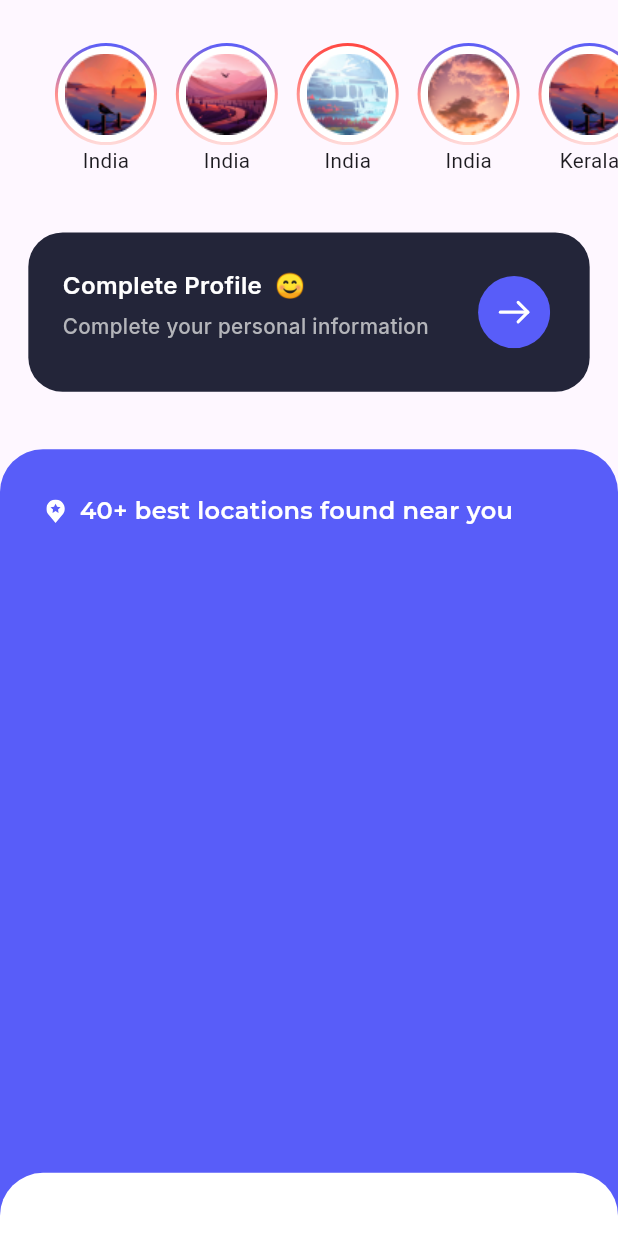
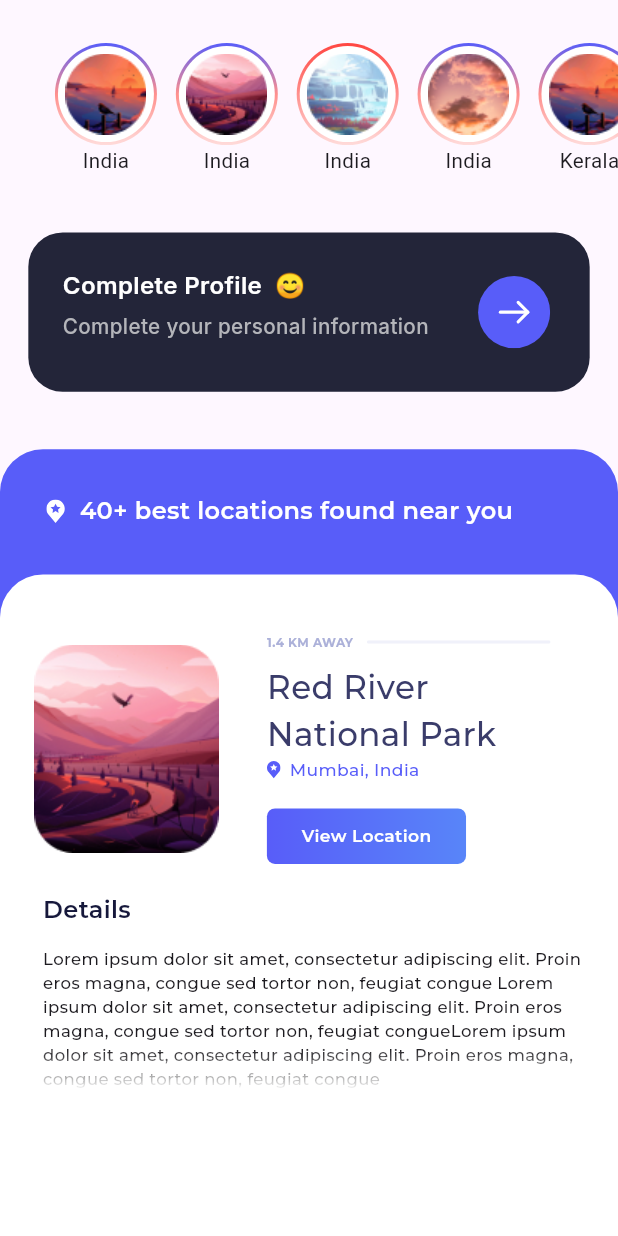
Before and after one commit to peter-godwin/Ui-_Tasks, a Flutter app: the Profile screen opened directly, scrolled down 90 dp, on a phone screen of 412 x 824 dp. Run offline on Flutter 3.47's test engine with Material 3 defaults, Android fonts, the light colour scheme and no system bars; our stand-ins replace bloc, flutter_bloc, flutter_screenutil, flutter_svg, go_router, google_fonts and 2 more.

Commit message:
flutter UI tasks

```diff
--- a/lib/lets_travel/pages/profile_page/profile.dart
+++ b/lib/lets_travel/pages/profile_page/profile.dart
@@ -317,7 +317,7 @@ class Profile extends StatelessWidget {
                     ),
                     Spacer(),
                     Container(
-                      height: 36.h,
+                      height: 370.h,
                       width: double.infinity,
                       decoration: BoxDecoration(
                         color: const Color(0xFFFFFFFF),
--- a/lib/shoe_app/shoeview/product_details.dart
+++ b/lib/shoe_app/shoeview/product_details.dart
@@ -240,8 +240,7 @@ class ProductDetails extends StatelessWidget {
                             ],
                           ),
                           SizedBox(height: 28.h),
-                          Expanded(
-                            child: Container(
+                          Container(
                             height: 61.h,
                             width: double.infinity,
                             decoration: BoxDecoration(
@@ -267,7 +266,6 @@ class ProductDetails extends StatelessWidget {
                                 )
                               ],
                             ),
-                            ),
                           )
                         ],
                       ),
--- a/lib/shoe_app/shoeview/product_details_2.dart
+++ b/lib/shoe_app/shoeview/product_details_2.dart
@@ -240,8 +240,7 @@ class ProductDetails2 extends StatelessWidget {
                             ],
                           ),
                           SizedBox(height: 28.h),
-                          Expanded(
-                            child: Container(
+                          Container(
                             height: 61.h,
                             width: double.infinity,
                             decoration: BoxDecoration(
@@ -267,7 +266,6 @@ class ProductDetails2 extends StatelessWidget {
                                 )
                               ],
                             ),
-                            ),
                           )
                         ],
                       ),
--- a/lib/shoe_app/shoeview/product_details_3.dart
+++ b/lib/shoe_app/shoeview/product_details_3.dart
@@ -240,8 +240,7 @@ class ProductDetails3 extends StatelessWidget {
                             ],
                           ),
                           SizedBox(height: 28.h),
-                          Expanded(
-                            child: Container(
+                          Container(
                             height: 61.h,
                             width: double.infinity,
                             decoration: BoxDecoration(
@@ -267,7 +266,6 @@ class ProductDetails3 extends StatelessWidget {
                                 )
                               ],
                             ),
-                            ),
                           )
                         ],
                       ),
```
Also changed, not shown: 5 other files. Lines whose indentation alone changed are shown as unchanged.
